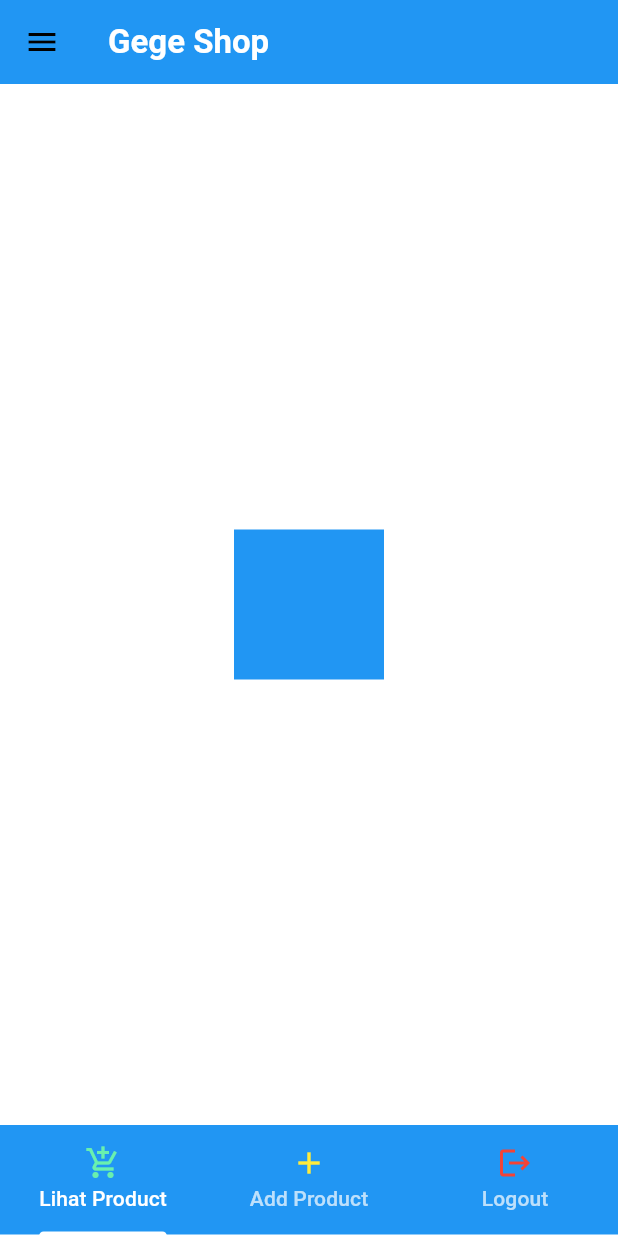
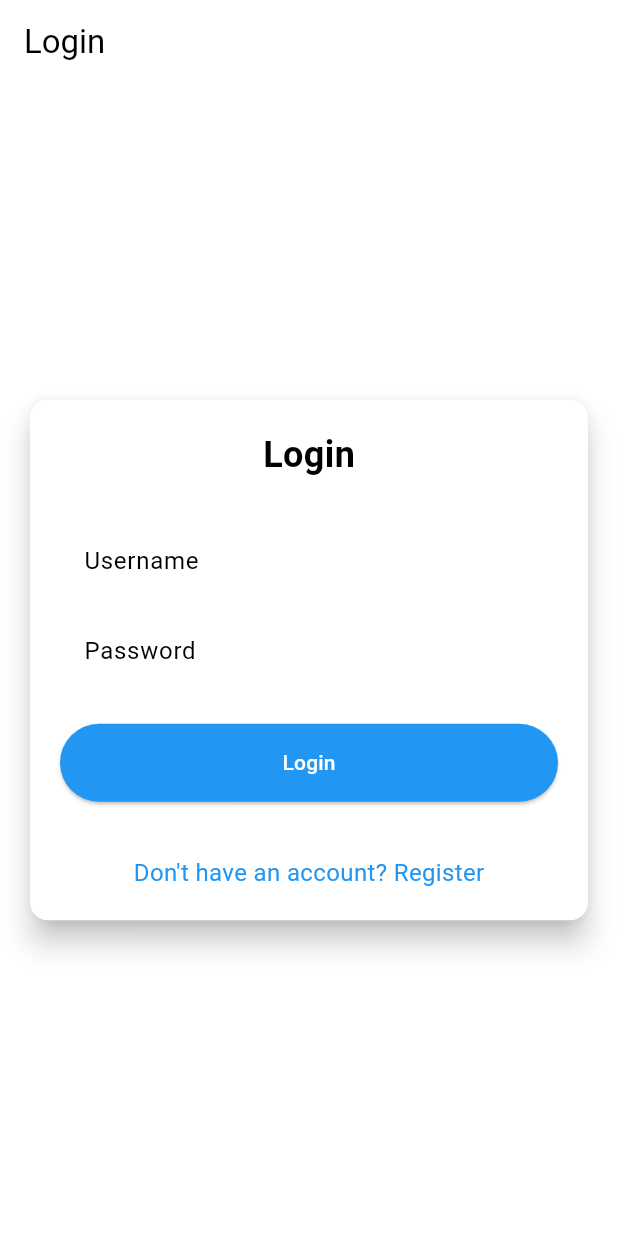
Before and after one commit to cahyabgg/Gege-Shop-mobile, a Flutter app: the screen it shows after launch, on a phone screen of 412 x 824 dp. Run offline on Flutter 3.47's test engine with Material 3 defaults, Android fonts, the phone set to English and light mode, and no system bars; missing offline and left inert: pbp_django_auth.

Commit message:
Kode tugas kesekian selesai

```diff
--- a/lib/main.dart
+++ b/lib/main.dart
@@ -1,6 +1,8 @@
 import 'package:flutter/material.dart';
+import 'package:gege_shop_mobile/screens/login.dart';
 import 'package:gege_shop_mobile/screens/menu.dart';
-
+import 'package:pbp_django_auth/pbp_django_auth.dart';
+import 'package:provider/provider.dart';
 
 void main() {
   runApp(const MyApp());
@@ -9,34 +11,23 @@ void main() {
 class MyApp extends StatelessWidget {
   const MyApp({super.key});
 
-  // This widget is the root of your application.
   @override
   Widget build(BuildContext context) {
-    return MaterialApp(
-      title: 'Flutter Demo',
-      debugShowCheckedModeBanner: false,
-      theme: ThemeData(
-        // This is the theme of your application.
-        //
-        // TRY THIS: Try running your application with "flutter run". You'll see
-        // the application has a purple toolbar. Then, without quitting the app,
-        // try changing the seedColor in the colorScheme below to Colors.green
-        // and then invoke "hot reload" (save your changes or press the "hot
-        // reload" button in a Flutter-supported IDE, or press "r" if you used
-        // the command line to start the app).
-        //
-        // Notice that the counter didn't reset back to zero; the application
-        // state is not lost during the reload. To reset the state, use hot
-        // restart instead.
-        //
-        // This works for code too, not just values: Most code changes can be
-        // tested with just a hot reload.
-        colorScheme: ColorScheme.fromSwatch(
-          primarySwatch: Colors.blue,
-        ).copyWith(secondary: Colors.blueAccent[700]),
-        useMaterial3: true,
+    return Provider(
+      create: (_) {
+        CookieRequest request = CookieRequest();
+        return request;
+      },
+      child: MaterialApp(
+        title: 'Flutter App',
+        theme: ThemeData(
+          colorScheme: ColorScheme.fromSwatch(
+            primarySwatch: Colors.blue,
+          ).copyWith(secondary: Colors.blueAccent[700]),
+          useMaterial3: true,
+        ),
+        home: const LoginPage(),
       ),
-      home: const MyHomePage(),
     );
   }
 }
--- a/lib/models/product.dart
+++ b/lib/models/product.dart
@@ -1,6 +1,4 @@
-// To parse this JSON data, do
-//
-//     final product = productFromJson(jsonString);
+
 
 import 'dart:convert';
 
--- /dev/null
+++ b/lib/screens/login.dart
@@ -0,0 +1,183 @@
+import 'package:gege_shop_mobile/screens/menu.dart';
+import 'package:gege_shop_mobile/screens/register.dart';
+import 'package:flutter/material.dart';
+import 'package:pbp_django_auth/pbp_django_auth.dart';
+import 'package:provider/provider.dart';
+// DONE: Import halaman RegisterPage jika sudah dibuat
+
+void main() {
+  runApp(const LoginApp());
+}
+
+class LoginApp extends StatelessWidget {
+  const LoginApp({super.key});
+
+  @override
+  Widget build(BuildContext context) {
+    return MaterialApp(
+      title: 'Login',
+      theme: ThemeData(
+        useMaterial3: true,
+        colorScheme: ColorScheme.fromSwatch(
+          primarySwatch: Colors.red,
+        ).copyWith(secondary: Colors.red[400]),
+      ),
+      home: const LoginPage(),
+    );
+  }
+}
+
+class LoginPage extends StatefulWidget {
+  const LoginPage({super.key});
+
+  @override
+  State<LoginPage> createState() => _LoginPageState();
+}
+
+class _LoginPageState extends State<LoginPage> {
+  final TextEditingController _usernameController = TextEditingController();
+  final TextEditingController _passwordController = TextEditingController();
+
+  @override
+  Widget build(BuildContext context) {
+    final request = context.watch<CookieRequest>();
+
+    return Scaffold(
+      appBar: AppBar(
+        title: const Text('Login'),
+      ),
+      body: Center(
+        child: SingleChildScrollView(
+          padding: const EdgeInsets.all(16.0),
+          child: Card(
+            elevation: 8,
+            shape: RoundedRectangleBorder(
+              borderRadius: BorderRadius.circular(12.0),
+            ),
+            child: Padding(
+              padding: const EdgeInsets.all(20.0),
+              child: Column(
+                mainAxisSize: MainAxisSize.min,
+                children: [
+                  const Text(
+                    'Login',
+                    style: TextStyle(
+                      fontSize: 24.0,
+                      fontWeight: FontWeight.bold,
+                    ),
+                  ),
+                  const SizedBox(height: 30.0),
+                  TextField(
+                    controller: _usernameController,
+                    decoration: const InputDecoration(
+                      labelText: 'Username',
+                      hintText: 'Enter your username',
+                      border: OutlineInputBorder(
+                        borderRadius: BorderRadius.all(Radius.circular(12.0)),
+                      ),
+                      contentPadding:
+                          EdgeInsets.symmetric(horizontal: 12.0, vertical: 8.0),
+                    ),
+                  ),
+                  const SizedBox(height: 12.0),
+                  TextField(
+                    controller: _passwordController,
+                    decoration: const InputDecoration(
+                      labelText: 'Password',
+                      hintText: 'Enter your password',
+                      border: OutlineInputBorder(
+                        borderRadius: BorderRadius.all(Radius.circular(12.0)),
+                      ),
+                      contentPadding:
+                          EdgeInsets.symmetric(horizontal: 12.0, vertical: 8.0),
+                    ),
+                    obscureText: true,
+                  ),
+                  const SizedBox(height: 24.0),
+                  ElevatedButton(
+                    onPressed: () async {
+                      String username = _usernameController.text;
+                      String password = _passwordController.text;
+
+                      // Cek kredensial
+                      // DONE: Ganti URL dan jangan lupa tambahkan trailing slash (/) di akhir URL!
+                      // Untuk menyambungkan Android emulator dengan Django pada localhost,
+                      // gunakan URL http://10.0.2.2/
+                      final response = await request
+                          // .login("http://[APP_URL_KAMU]/auth/login/", {
+                          .login("http://127.0.0.1:8000/auth/login/", {
+                        'username': username,
+                        'password': password,
+                      });
+
+                      if (request.loggedIn) {
+                        String message = response['message'];
+                        String uname = response['username'];
+                        if (context.mounted) {
+                          Navigator.pushReplacement(
+                            context,
+                            MaterialPageRoute(
+                                builder: (context) => MyHomePage()),
+                          );
+                          ScaffoldMessenger.of(context)
+                            ..hideCurrentSnackBar()
+                            ..showSnackBar(
+                              SnackBar(
+                                  content:
+                                      Text("$message Selamat datang, $uname.")),
+                            );
+                        }
+                      } else {
+                        if (context.mounted) {
+                          showDialog(
+                            context: context,
+                            builder: (context) => AlertDialog(
+                              title: const Text('Login Gagal'),
+                              content: Text(response['message']),
+                              actions: [
+                                TextButton(
+                                  child: const Text('OK'),
+                                  onPressed: () {
+                                    Navigator.pop(context);
+                                  },
+                                ),
+                              ],
+                            ),
+                          );
+                        }
+                      }
+                    },
+                    style: ElevatedButton.styleFrom(
+                      foregroundColor: Colors.white,
+                      minimumSize: const Size(double.infinity, 50),
+                      backgroundColor: Theme.of(context).colorScheme.primary,
+                      padding: const EdgeInsets.symmetric(vertical: 16.0),
+                    ),
+                    child: const Text('Login'),
+                  ),
+                  const SizedBox(height: 36.0),
+                  GestureDetector(
+                    onTap: () {
+                      Navigator.push(
+                        context,
+                        MaterialPageRoute(
+                            builder: (context) => const RegisterPage()),
+                      );
+                    },
+                    child: Text(
+                      'Don\'t have an account? Register',
+                      style: TextStyle(
+                        color: Theme.of(context).colorScheme.primary,
+                        fontSize: 16.0,
+                      ),
+                    ),
+                  ),
+                ],
+              ),
+            ),
+          ),
+        ),
+      ),
+    );
+  }
+}
--- a/pubspec.yaml
+++ b/pubspec.yaml
@@ -36,6 +36,8 @@ dependencies:
   # Use with the CupertinoIcons class for iOS style icons.
   cupertino_icons: ^1.0.8
   http: ^1.2.2
+  pbp_django_auth: ^0.4.0
+  provider: ^6.1.2
 
 dev_dependencies:
   flutter_test:
```
Also changed, not shown: lib/screens/list_product.dart (+21 -29 lines), lib/screens/menu.dart (+84 -94 lines), lib/screens/product_form.dart (+59 -44 lines), lib/screens/register.dart (added, +167 -0 lines), pubspec.lock, 1 other file.
